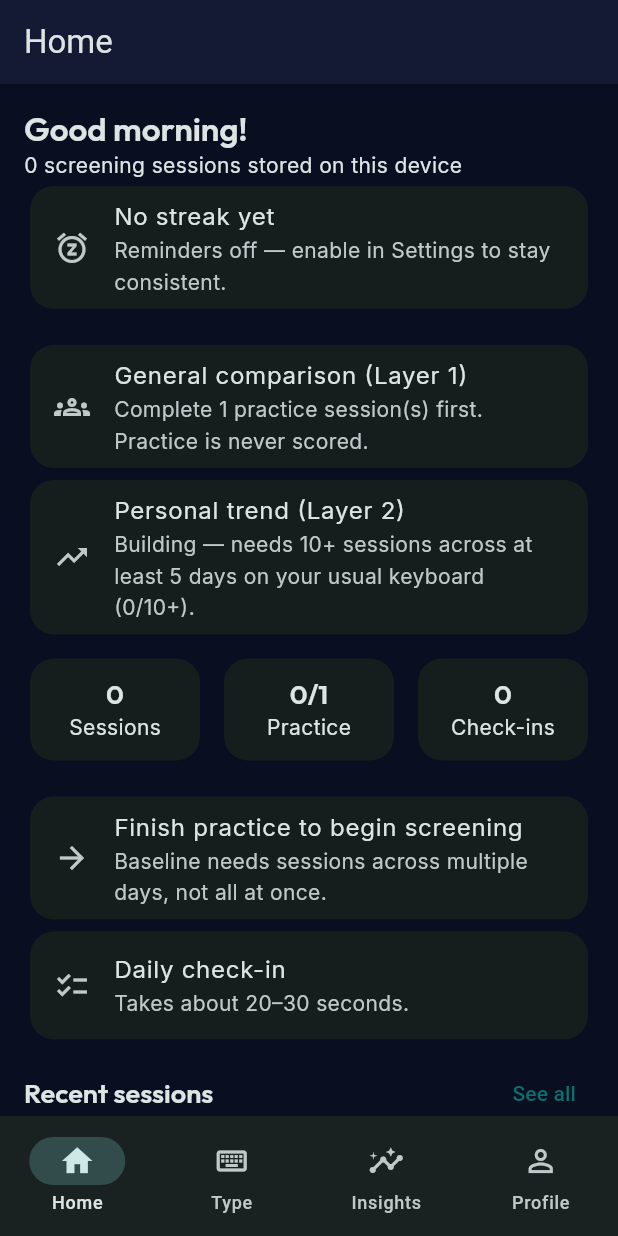
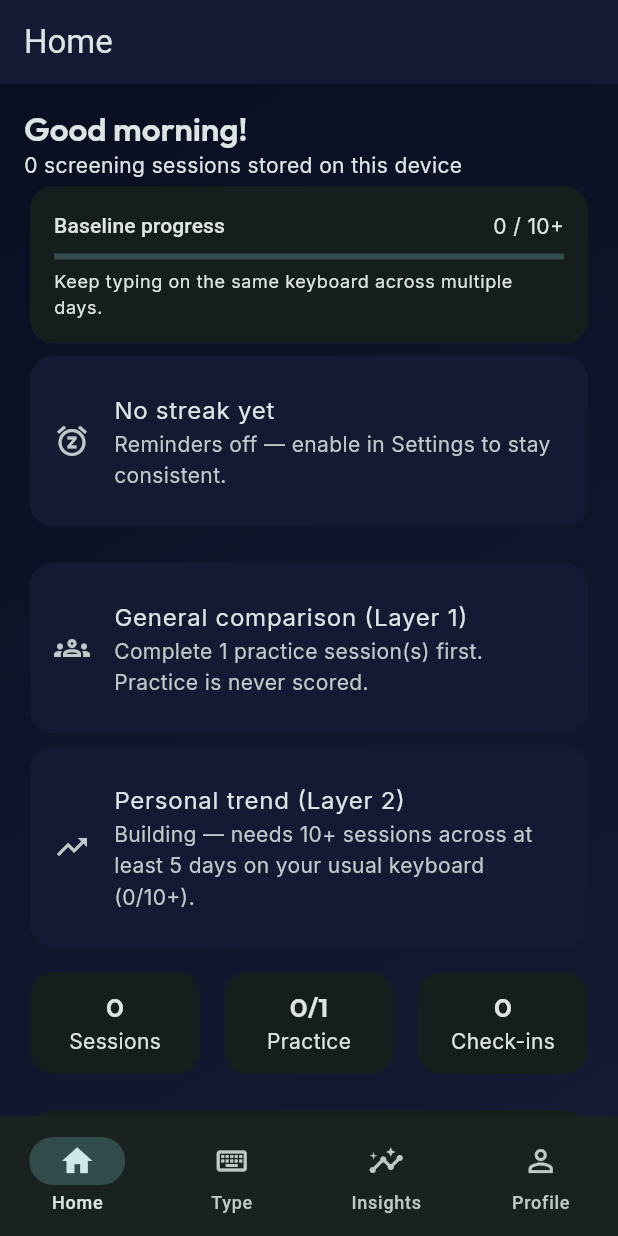
Before and after one commit to riddhibantia/parkinson-app, a Flutter app: the DashboardScreen screen opened by its route, on a phone screen of 412 x 824 dp. Run offline on Flutter 3.47's test engine with Material 3 defaults, Android fonts, the phone set to English and light mode, and no system bars; our stand-ins replace cloud_firestore, firebase_auth, firebase_core, flutter_riverpod, go_router, google_fonts and 2 more; accounts and stored records are empty.

Commit message:
Phase 1: calm dark+light theme, glass dashboard widgets, Storage optional

```diff
--- a/parkinson_app/lib/app.dart
+++ b/parkinson_app/lib/app.dart
@@ -3,6 +3,7 @@ import 'package:flutter_riverpod/flutter_riverpod.dart';
 
 import 'core/router/app_router.dart';
 import 'core/theme/app_theme.dart';
+import 'core/theme/theme_mode_provider.dart';
 
 /// App-level config, theme, routing.
 class ParkinsonApp extends ConsumerWidget {
@@ -11,11 +12,12 @@ class ParkinsonApp extends ConsumerWidget {
   @override
   Widget build(BuildContext context, WidgetRef ref) {
     final router = ref.watch(appRouterProvider);
+    final mode = ref.watch(themeModeProvider);
     return MaterialApp.router(
       title: 'Parkinson Monitoring',
       theme: AppTheme.lightTheme,
       darkTheme: AppTheme.darkTheme,
-      themeMode: ThemeMode.dark,
+      themeMode: mode,
       routerConfig: router,
     );
   }
--- a/parkinson_app/lib/features/dashboard/screens/dashboard_screen.dart
+++ b/parkinson_app/lib/features/dashboard/screens/dashboard_screen.dart
@@ -5,10 +5,17 @@ import 'package:go_router/go_router.dart';
 import '../../../core/constants/app_constants.dart';
 import '../../../core/theme/app_colors.dart';
 import '../../../data/repositories/session_repository.dart';
+import '../../../shared/widgets/empty_state.dart';
+import '../../../shared/widgets/glass_card.dart';
+import '../../../shared/widgets/gradient_background.dart';
+import '../../../shared/widgets/loading_shimmer.dart';
 import '../../checkin/providers/checkin_provider.dart';
 import '../../reminders/providers/reminder_prefs_provider.dart';
 import '../../typing_test/providers/familiarization_provider.dart';
 import '../providers/streak_provider.dart';
+import '../widgets/baseline_progress.dart';
+import '../widgets/layer_result_card.dart';
+import '../widgets/recommendation_banner.dart';
 
 /// View-model for one result card. Pure mapping from a stored result
 /// document — unit-tested, no widgets involved.
@@ -140,9 +147,11 @@ class DashboardScreen extends ConsumerWidget {
     final milestone = latestMilestoneHit(screeningSessions);
     final next = nextMilestone(screeningSessions);
 
+    final loading = sessionsAsync.isLoading;
     return Scaffold(
       appBar: AppBar(title: const Text('Home')),
-      body: ListView(
+      body: GradientBackground(
+        child: ListView(
           padding: const EdgeInsets.all(16),
           children: [
             Text(
@@ -150,10 +159,12 @@ class DashboardScreen extends ConsumerWidget {
               style: Theme.of(context).textTheme.headlineMedium,
             ),
             Text('$screeningSessions screening sessions stored on this device'),
+            BaselineProgress(screeningSessions: screeningSessions),
             if (milestone != null)
-            Card(
-              color: AppColors.statusNormal.withValues(alpha: 0.12),
+              GlassCard(
+                tint: AppColors.statusNormal,
                 child: ListTile(
+                  contentPadding: EdgeInsets.zero,
                   leading: const Icon(Icons.celebration_outlined),
                   title: Text(
                     'Milestone: $milestone sessions — nice consistency!',
@@ -165,23 +176,28 @@ class DashboardScreen extends ConsumerWidget {
                   ),
                 ),
               ),
-          Card(
+            GlassCard(
               child: ListTile(
+                contentPadding: EdgeInsets.zero,
                 leading: Icon(
                   streak > 0
                       ? Icons.local_fire_department_outlined
                       : Icons.snooze_outlined,
                   color: streak > 0 ? AppColors.statusAttention : null,
                 ),
-              title: Text(streak > 0 ? '$streak-day streak' : 'No streak yet'),
+                title:
+                    Text(streak > 0 ? '$streak-day streak' : 'No streak yet'),
                 subtitle: Text(reminderHint),
                 onTap: () => context.go('/profile/settings'),
               ),
             ),
             const SizedBox(height: 16),
-          if (cards == null) ...[
-            Card(
+          if (loading) ...[
+            const CardShimmer(),
+          ] else if (cards == null) ...[
+            GlassCard(
               child: ListTile(
+                contentPadding: EdgeInsets.zero,
                 leading: const Icon(Icons.groups_outlined),
                 title: const Text('General comparison (Layer 1)'),
                 subtitle: Text(
@@ -192,8 +208,9 @@ class DashboardScreen extends ConsumerWidget {
                 ),
               ),
             ),
-            Card(
+            GlassCard(
               child: ListTile(
+                contentPadding: EdgeInsets.zero,
                 leading: const Icon(Icons.trending_up_outlined),
                 title: const Text('Personal trend (Layer 2)'),
                 subtitle: Text(
@@ -204,13 +221,37 @@ class DashboardScreen extends ConsumerWidget {
               ),
             ),
           ] else ...[
-            if (cards.primaryFocus == 'layer2') ...[
-              _ResultCard(data: cards.layer2, big: true),
-              _ResultCard(data: cards.layer1, big: false),
-            ] else ...[
-              _ResultCard(data: cards.layer1, big: true),
-              _ResultCard(data: cards.layer2, big: false),
-            ],
+            LayerResultCard(
+              title: cards.primaryFocus == 'layer2'
+                  ? cards.layer2.title
+                  : cards.layer1.title,
+              status: cards.primaryFocus == 'layer2'
+                  ? cards.layer2.status
+                  : cards.layer1.status,
+              message: cards.primaryFocus == 'layer2'
+                  ? cards.layer2.message
+                  : cards.layer1.message,
+              building: cards.primaryFocus == 'layer2'
+                  ? cards.layer2.building
+                  : cards.layer1.building,
+              emphasized: true,
+            ),
+            LayerResultCard(
+              title: cards.primaryFocus == 'layer2'
+                  ? cards.layer1.title
+                  : cards.layer2.title,
+              status: cards.primaryFocus == 'layer2'
+                  ? cards.layer1.status
+                  : cards.layer2.status,
+              message: cards.primaryFocus == 'layer2'
+                  ? cards.layer1.message
+                  : cards.layer2.message,
+            ),
+            RecommendationBanner(
+              status: cards.primaryFocus == 'layer2'
+                  ? cards.layer2.status
+                  : cards.layer1.status,
+            ),
           ],
           if (cards != null &&
               (cards.layer1.status != 'normal' ||
@@ -271,12 +312,15 @@ class DashboardScreen extends ConsumerWidget {
               ),
             ],
           ),
-          if (sessions.isEmpty)
-            const Card(
-              child: ListTile(
-                title: Text('No sessions yet'),
-                subtitle: Text('Your completed sessions will appear here.'),
-              ),
+          if (loading)
+            const LoadingShimmer(height: 64)
+          else if (sessions.isEmpty)
+            EmptyState(
+              icon: Icons.history_outlined,
+              title: 'No sessions yet',
+              subtitle: 'Your completed sessions will appear here.',
+              actionLabel: 'Start typing',
+              onAction: () => context.go('/type'),
             )
           else
             for (final s in sessions.take(3))
@@ -301,30 +345,6 @@ class DashboardScreen extends ConsumerWidget {
           ),
           ],
         ),
-    );
-  }
-}
-
-class _ResultCard extends StatelessWidget {
-  final LayerCardData data;
-  final bool big;
-  const _ResultCard({required this.data, required this.big});
-
-  @override
-  Widget build(BuildContext context) {
-    return Card(
-      child: ListTile(
-        leading: Icon(
-          data.building ? Icons.hourglass_empty_outlined : Icons.circle,
-          color: data.color,
-          size: big ? 32 : 24,
-        ),
-        title: Text(
-          data.title,
-          style: big ? Theme.of(context).textTheme.headlineSmall : null,
-        ),
-        subtitle: Text(data.message),
-        isThreeLine: true,
       ),
     );
   }
--- /dev/null
+++ b/parkinson_app/lib/features/dashboard/widgets/baseline_progress.dart
@@ -0,0 +1,40 @@
+import 'package:flutter/material.dart';
+import '../../../core/constants/app_constants.dart';
+
+class BaselineProgress extends StatelessWidget {
+  final int screeningSessions;
+  const BaselineProgress({super.key, required this.screeningSessions});
+
+  @override
+  Widget build(BuildContext context) {
+    final total = AppConstants.minimumSessionsForBaseline;
+    final fraction = (screeningSessions / total).clamp(0.0, 1.0);
+    return Card(
+      child: Padding(
+        padding: const EdgeInsets.all(16),
+        child: Column(
+          crossAxisAlignment: CrossAxisAlignment.start,
+          children: [
+            Row(
+              mainAxisAlignment: MainAxisAlignment.spaceBetween,
+              children: [
+                Text('Baseline progress',
+                    style: Theme.of(context).textTheme.titleSmall),
+                Text('$screeningSessions / $total+'),
+              ],
+            ),
+            const SizedBox(height: 8),
+            LinearProgressIndicator(value: fraction),
+            const SizedBox(height: 6),
+            Text(
+              fraction >= 1
+                  ? 'Baseline ready — personal trend active'
+                  : 'Keep typing on the same keyboard across multiple days.',
+              style: Theme.of(context).textTheme.bodySmall,
+            ),
+          ],
+        ),
+      ),
+    );
+  }
+}
--- /dev/null
+++ b/parkinson_app/lib/shared/widgets/glass_card.dart
@@ -0,0 +1,33 @@
+import 'package:flutter/material.dart';
+
+/// Glass-like translucent card (calm, low saturation).
+/// Fallback to regular Card on older platforms — no blur dep required.
+class GlassCard extends StatelessWidget {
+  final Widget child;
+  final Color? tint;
+  final EdgeInsetsGeometry padding;
+  final VoidCallback? onTap;
+  const GlassCard({
+    super.key,
+    required this.child,
+    this.tint,
+    this.padding = const EdgeInsets.all(16),
+    this.onTap,
+  });
+
+  @override
+  Widget build(BuildContext context) {
+    final scheme = Theme.of(context).colorScheme;
+    final bg = tint?.withValues(alpha: 0.12) ??
+        scheme.surface.withValues(alpha: 0.95);
+    return Card(
+      color: bg,
+      elevation: 0,
+      clipBehavior: Clip.antiAlias,
+      child: InkWell(
+        onTap: onTap,
+        child: Padding(padding: padding, child: child),
+      ),
+    );
+  }
+}
--- /dev/null
+++ b/parkinson_app/lib/shared/widgets/gradient_background.dart
@@ -0,0 +1,24 @@
+import 'package:flutter/material.dart';
+import '../../core/theme/app_colors.dart';
+
+class GradientBackground extends StatelessWidget {
+  final Widget child;
+  const GradientBackground({super.key, required this.child});
+
+  @override
+  Widget build(BuildContext context) {
+    final dark = Theme.of(context).brightness == Brightness.dark;
+    return DecoratedBox(
+      decoration: BoxDecoration(
+        gradient: LinearGradient(
+          begin: Alignment.topLeft,
+          end: Alignment.bottomRight,
+          colors: dark
+              ? [AppColors.backgroundDark, const Color(0xFF141A33)]
+              : [AppColors.backgroundLight, Colors.white],
+        ),
+      ),
+      child: child,
+    );
+  }
+}
```
Also changed, not shown: parkinson_app/lib/core/theme/theme_mode_provider.dart (added, +30 -0 lines), parkinson_app/lib/features/dashboard/widgets/layer_result_card.dart (added, +66 -0 lines), parkinson_app/lib/features/dashboard/widgets/recommendation_banner.dart (added, +29 -0 lines), parkinson_app/lib/features/profile/screens/settings_screen.dart (+16 -0 lines), parkinson_app/lib/shared/widgets/animated_status_indicator.dart (added, +45 -0 lines), parkinson_app/lib/shared/widgets/empty_state.dart (added, +40 -0 lines), parkinson_app/lib/shared/widgets/loading_shimmer.dart (added, +51 -0 lines), 1 other file. Lines whose indentation alone changed are shown as unchanged.
